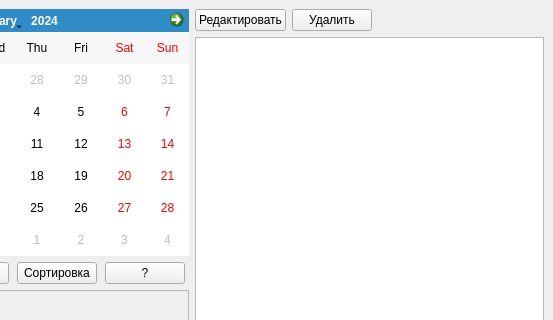
Old version of the form mainwindow.ui in the repository Omjejka/CalendarProject; both pictures show x 170 to 723 and y 0 to 320 of the 723 by 686 pixel window.
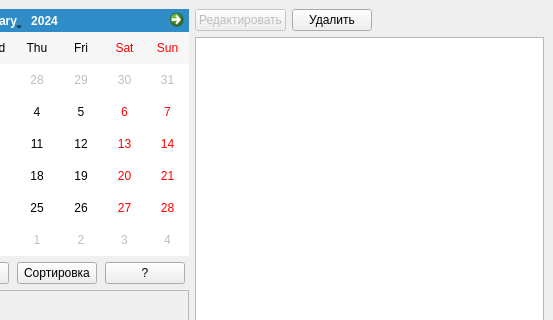
New version of the form.

Patch:
```diff
--- a/mainwindow.ui
+++ b/mainwindow.ui
@@ -162,6 +162,9 @@
       </item>
       <item row="0" column="0">
        <widget class="QPushButton" name="redactB">
+        <property name="enabled">
+         <bool>false</bool>
+        </property>
         <property name="sizePolicy">
          <sizepolicy hsizetype="Fixed" vsizetype="Fixed">
           <horstretch>0</horstretch>
```
